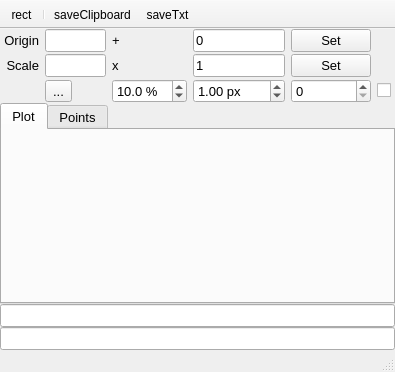
Qt form plugins/Find_peaks/Find_peaks.ui (NeutrinoToolkit/Neutrino) before a commit.
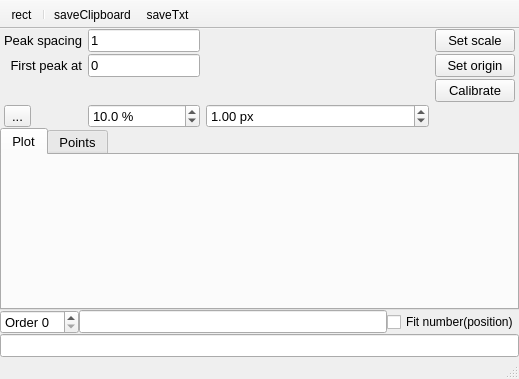
The same form after that commit. Icons and pictures are not drawn. Custom widgets are drawn as their Qt base class.

```diff
--- a/plugins/Find_peaks/Find_peaks.ui
+++ b/plugins/Find_peaks/Find_peaks.ui
@@ -6,8 +6,8 @@
    <rect>
     <x>0</x>
     <y>0</y>
-    <width>395</width>
-    <height>372</height>
+    <width>519</width>
+    <height>379</height>
    </rect>
   </property>
   <property name="windowTitle">
@@ -52,7 +52,7 @@
       <property name="frameShadow">
        <enum>QFrame::Shadow::Raised</enum>
       </property>
-      <layout class="QGridLayout" name="gridLayout_2" columnstretch="0,0,0,0,0,0">
+      <layout class="QGridLayout" name="gridLayout_2" columnstretch="0,1,2,0">
        <property name="leftMargin">
         <number>4</number>
        </property>
@@ -68,48 +68,121 @@
        <property name="verticalSpacing">
         <number>2</number>
        </property>
+       <item row="0" column="0">
+        <widget class="QLabel" name="labelSpacing">
+         <property name="text">
+          <string>Peak spacing</string>
+         </property>
+         <property name="alignment">
+          <set>Qt::AlignmentFlag::AlignRight|Qt::AlignmentFlag::AlignTrailing|Qt::AlignmentFlag::AlignVCenter</set>
+         </property>
+        </widget>
+       </item>
+       <item row="0" column="1">
+        <widget class="QLineEdit" name="spacingWorld">
+         <property name="toolTip">
+          <string>Distance between two consecutive peaks in world units (e.g. mm, nm): the scale of the image is this value divided by the fitted spacing in pixels</string>
+         </property>
+         <property name="text">
+          <string>1</string>
+         </property>
+         <property name="neutrinoSave" stdset="0">
+          <bool>true</bool>
+         </property>
+        </widget>
+       </item>
        <item row="0" column="2">
-        <widget class="QLabel" name="label_3">
+        <widget class="QLabel" name="scaleInfo">
+         <property name="toolTip">
+          <string>Fitted spacing of the peaks [px] (linear fit of the positions against the peak numbers) and the resulting scale</string>
+         </property>
+         <property name="textInteractionFlags">
+          <set>Qt::TextInteractionFlag::TextSelectableByMouse</set>
+         </property>
+        </widget>
+       </item>
+       <item row="0" column="3">
+        <widget class="QPushButton" name="setScale">
+         <property name="toolTip">
+          <string>Sets the scale of the image along the direction of the profile</string>
+         </property>
          <property name="text">
-          <string>+</string>
+          <string>Set scale</string>
+         </property>
+        </widget>
+       </item>
+       <item row="1" column="0">
+        <widget class="QLabel" name="labelFirst">
+         <property name="text">
+          <string>First peak at</string>
+         </property>
+         <property name="alignment">
+          <set>Qt::AlignmentFlag::AlignRight|Qt::AlignmentFlag::AlignTrailing|Qt::AlignmentFlag::AlignVCenter</set>
+         </property>
+        </widget>
+       </item>
+       <item row="1" column="1">
+        <widget class="QLineEdit" name="firstPeakWorld">
+         <property name="toolTip">
+          <string>World coordinate of the first peak found (the leftmost or topmost red line): the origin of the image is placed so that this peak is at this value, with the scale from the peak spacing</string>
+         </property>
+         <property name="text">
+          <string>0</string>
+         </property>
+         <property name="neutrinoSave" stdset="0">
+          <bool>true</bool>
          </property>
         </widget>
        </item>
        <item row="1" column="2">
-        <widget class="QLabel" name="label_4">
-         <property name="text">
-          <string>x</string>
+        <widget class="QLabel" name="originInfo">
+         <property name="toolTip">
+          <string>Fitted position of the first peak [px] and the resulting origin [px]</string>
+         </property>
+         <property name="textInteractionFlags">
+          <set>Qt::TextInteractionFlag::TextSelectableByMouse</set>
          </property>
         </widget>
        </item>
        <item row="1" column="3">
-        <widget class="QLineEdit" name="scaleOffset">
-         <property name="font">
-          <font>
-           <pointsize>10</pointsize>
-          </font>
+        <widget class="QPushButton" name="setOrigin">
+         <property name="toolTip">
+          <string>Sets the origin of the image along the direction of the profile</string>
          </property>
          <property name="text">
-          <string>1</string>
+          <string>Set origin</string>
+         </property>
+        </widget>
+       </item>
+       <item row="2" column="3">
+        <widget class="QPushButton" name="calibrateBoth">
+         <property name="toolTip">
+          <string>Sets both the scale and the origin of the image</string>
+         </property>
+         <property name="text">
+          <string>Calibrate</string>
+         </property>
+        </widget>
+       </item>
+       <item row="3" column="0">
+        <widget class="QToolButton" name="direction">
+         <property name="text">
+          <string>...</string>
+         </property>
+         <property name="icon">
+          <iconset resource="../Lineout/Lineout_H/Lineout_H.qrc">
+           <normaloff>:/icons/lineoutH.png</normaloff>
+           <normalon>:/icons/lineoutV.png</normalon>:/icons/lineoutH.png</iconset>
+         </property>
+         <property name="checkable">
+          <bool>true</bool>
          </property>
          <property name="neutrinoSave" stdset="0">
           <bool>true</bool>
          </property>
         </widget>
        </item>
-       <item row="1" column="1">
-        <widget class="QLineEdit" name="scale">
-         <property name="font">
-          <font>
-           <pointsize>10</pointsize>
-          </font>
-         </property>
-         <property name="readOnly">
-          <bool>true</bool>
-         </property>
-        </widget>
-       </item>
-       <item row="2" column="2">
+       <item row="3" column="1">
         <widget class="QDoubleSpinBox" name="prominence">
          <property name="font">
           <font>
@@ -141,7 +214,7 @@
          </property>
         </widget>
        </item>
-       <item row="2" column="3">
+       <item row="3" column="2">
         <widget class="QDoubleSpinBox" name="param">
          <property name="font">
           <font>
@@ -162,127 +235,6 @@
          </property>
         </widget>
        </item>
-       <item row="1" column="0">
-        <widget class="QLabel" name="label_2">
-         <property name="font">
-          <font>
-           <pointsize>10</pointsize>
-          </font>
-         </property>
-         <property name="text">
-          <string>Scale</string>
-         </property>
-         <property name="alignment">
-          <set>Qt::AlignmentFlag::AlignRight|Qt::AlignmentFlag::AlignTrailing|Qt::AlignmentFlag::AlignVCenter</set>
-         </property>
-        </widget>
-       </item>
-       <item row="0" column="4">
-        <widget class="QPushButton" name="setOrigin">
-         <property name="font">
-          <font>
-           <pointsize>10</pointsize>
-          </font>
-         </property>
-         <property name="text">
-          <string>Set</string>
-         </property>
-        </widget>
-       </item>
-       <item row="0" column="0">
-        <widget class="QLabel" name="label">
-         <property name="font">
-          <font>
-           <pointsize>10</pointsize>
-          </font>
-         </property>
-         <property name="text">
-          <string>Origin</string>
-         </property>
-         <property name="alignment">
-          <set>Qt::AlignmentFlag::AlignRight|Qt::AlignmentFlag::AlignTrailing|Qt::AlignmentFlag::AlignVCenter</set>
-         </property>
-        </widget>
-       </item>
-       <item row="1" column="4">
-        <widget class="QPushButton" name="setScale">
-         <property name="font">
-          <font>
-           <pointsize>10</pointsize>
-          </font>
-         </property>
-         <property name="text">
-          <string>Set</string>
-         </property>
-        </widget>
-       </item>
-       <item row="2" column="1">
-        <widget class="QToolButton" name="direction">
-         <property name="text">
-          <string>...</string>
-         </property>
-         <property name="icon">
-          <iconset resource="../Lineout/Lineout_H/Lineout_H.qrc">
-           <normaloff>:/icons/lineoutH.png</normaloff>
-           <normalon>:/icons/lineoutV.png</normalon>:/icons/lineoutH.png</iconset>
-         </property>
-         <property name="checkable">
-          <bool>true</bool>
-         </property>
-         <property name="neutrinoSave" stdset="0">
-          <bool>true</bool>
-         </property>
-        </widget>
-       </item>
-       <item row="0" column="1">
-        <widget class="QLineEdit" name="origin">
-         <property name="font">
-          <font>
-           <pointsize>10</pointsize>
-          </font>
-         </property>
-         <property name="readOnly">
-          <bool>true</bool>
-         </property>
-        </widget>
-       </item>
-       <item row="0" column="3">
-        <widget class="QLineEdit" name="originOffset">
-         <property name="font">
-          <font>
-           <pointsize>10</pointsize>
-          </font>
-         </property>
-         <property name="text">
-          <string>0</string>
-         </property>
-         <property name="neutrinoSave" stdset="0">
-          <bool>true</bool>
-         </property>
-        </widget>
-       </item>
-       <item row="2" column="4">
-        <widget class="QSpinBox" name="order">
-         <property name="font">
-          <font>
-           <pointsize>10</pointsize>
-          </font>
-         </property>
-         <property name="neutrinoSave" stdset="0">
-          <bool>true</bool>
-         </property>
-        </widget>
-       </item>
-       <item row="2" column="5">
-        <widget class="QCheckBox" name="transpose">
-         <property name="text">
-          <string/>
-         </property>
-         <property name="neutrinoSave" stdset="0">
-          <bool>true</bool>
-         </property>
-        </widget>
-       </item>
       </layout>
      </widget>
     </item>
@@ -371,16 +323,51 @@
      </widget>
     </item>
     <item>
-     <widget class="QLineEdit" name="coeff">
-      <property name="font">
-       <font>
-        <pointsize>10</pointsize>
-       </font>
-      </property>
-      <property name="readOnly">
-       <bool>true</bool>
-      </property>
-     </widget>
+     <layout class="QHBoxLayout" name="fitLayout">
+      <item>
+            <widget class="QSpinBox" name="order">
+             <property name="font">
+              <font>
+               <pointsize>10</pointsize>
+              </font>
+             </property>
+             <property name="toolTip">
+              <string>Order of the polynomial fit of the peaks (coefficients on the right, from the order 0)</string>
+             </property>
+             <property name="prefix">
+              <string>Order </string>
+             </property>
+             <property name="neutrinoSave" stdset="0">
+              <bool>true</bool>
+             </property>
+            </widget>
+      </item>
+      <item>
+         <widget class="QLineEdit" name="coeff">
+          <property name="font">
+           <font>
+            <pointsize>10</pointsize>
+           </font>
+          </property>
+          <property name="readOnly">
+           <bool>true</bool>
+          </property>
+         </widget>
+      </item>
+      <item>
+            <widget class="QCheckBox" name="transpose">
+             <property name="toolTip">
+              <string>Polynomial fit (coefficients below, order in the toolbar): unchecked, the position [px] as a function of the peak number; checked, the peak number as a function of the position [px] (e.g. to calibrate a non linear axis)</string>
+             </property>
+             <property name="text">
+              <string>Fit number(position)</string>
+             </property>
+             <property name="neutrinoSave" stdset="0">
+              <bool>true</bool>
+             </property>
+            </widget>
+      </item>
+     </layout>
     </item>
     <item>
      <widget class="QLineEdit" name="fourier">
```
Left out of the diff: 10 changed lines with no effect on the pictures.
